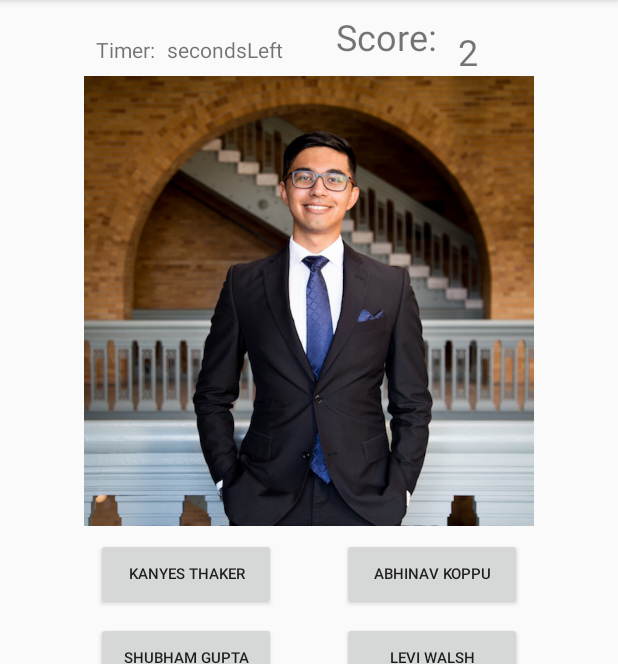
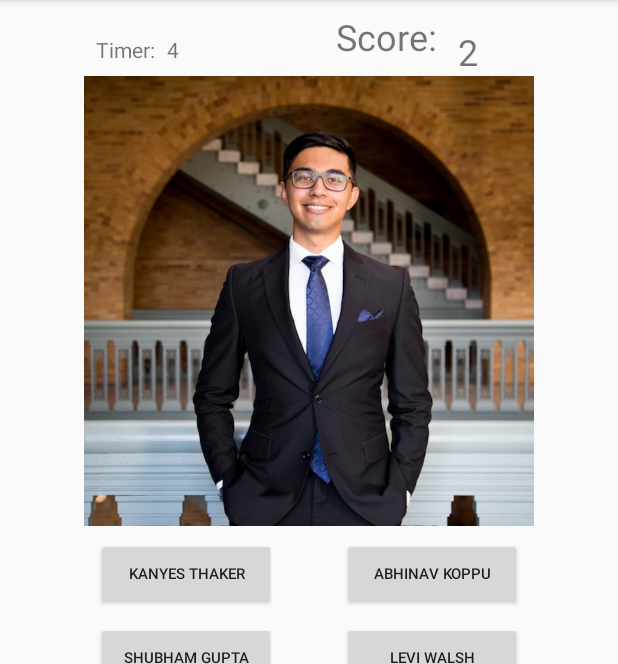
Before and after one commit to calzoom/matchTheMember, an Android app: the MainActivity screen opened directly, with no data from a screen before it, after a tap on "YOUNG LIN", on a phone screen of 412 x 824 dp, the part 84-748 px from its top. Run offline under Robolectric (Android 15) with nearby library versions, the phone set to English and light mode, and no system bars; 3 other taps on this screen came first.

```diff
--- a/src/main/java/com/example/japjot/matchthemembers/MainActivity.java
+++ b/src/main/java/com/example/japjot/matchthemembers/MainActivity.java
@@ -23,13 +23,6 @@ import java.util.Timer;
 
 public class MainActivity extends AppCompatActivity implements View.OnClickListener{
 
-//    private static final long startTime = 5000;
-//
-//    private TextView mTextViewCountdown;
-//
-//    private CountDownTimer mCountDownTimer;
-
-
     int score = 0;
 
     AlertDialog alert11;
@@ -49,10 +42,25 @@ public class MainActivity extends AppCompatActivity implements View.OnClickListe
 
     String[] members = {"Daniel Andrews", "Nikhar Arora", "Tiger Chen", "Xin Yi Chen", "Julie Deng", "Radhika Dhomse", "Kaden Dippe", "Angela Dong", "Zach Govani", "Shubham Gupta", "Suyash Gupta", "Joey Hejna", "Cody Hsieh", "Stephen Jayakar", "Aneesh Jindal", "Mohit Katyal", "Mudabbir Khan", "Akkshay Khoslaa", "Justin Kim", "Eric Kong", "Abhinav Koppu", "Srujay Korlakunta", "Ayush Kumar", "Shiv Kushwah", "Leon Kwak", "Sahil Lamba", "Young Lin", "William Lu", "Louie McConnell", "Max Miranda", "Will Oakley", "Noah Pepper", "Samanvi Rai", "Krishnan Rajiyah", "Vidya Ravikumar", "Shreya Reddy", "Amy Shen", "Wilbur Shi", "Sumukh Shivakumar", "Fang Shuo", "Japjot Singh", "Victor Sun", "Sarah Tang", "Kanyes Thaker", "Aayush Tyagi", "Levi Walsh", "Carol Wang", "Sharie Wang", "Ethan Wong", "Natasha Wong", "Aditya Yadav", "Candice Ye", "Vineeth Yeevani", "Jeffrey Zhang"};
 
-
+    CountDownTimer countDownTimer;
+    boolean timerOn = false;
 
     @Override
     protected void onCreate(Bundle savedInstanceState) {
+
+        countDownTimer = new CountDownTimer(5100, 1000) {
+            @Override
+            public void onTick(long millisUntilFinished) {
+                timerOn = true;
+                ((TextView) findViewById(R.id.secondsLeft)).setText(String.valueOf(millisUntilFinished/1000));
+            }
+
+            @Override
+            public void onFinish() {
+                timerOn = false;
+                setUp();
+            }
+        };
 
         AlertDialog.Builder builder1 = new AlertDialog.Builder(MainActivity.this);
         builder1.setMessage("Are you sure you want to quit?");
@@ -119,14 +127,14 @@ public class MainActivity extends AppCompatActivity implements View.OnClickListe
 
     }
 
-    private void setUp(){
+    private void setUp() {
         HashSet<String> set = new HashSet<>();
 
         int correctMemberImage = r.nextInt(members.length);
         correctMember = members[correctMemberImage];
         set.add(correctMember);
 
-        while(set.size() < 4) {
+        while (set.size() < 4) {
             int incorrectMember1Image = r.nextInt(members.length);
             String incorrectMember1 = members[incorrectMember1Image];
             set.add(incorrectMember1);
@@ -134,7 +142,7 @@ public class MainActivity extends AppCompatActivity implements View.OnClickListe
 
         List<String> memberButtons = new ArrayList<>();
 
-        for(String s: set) {
+        for (String s : set) {
             memberButtons.add(s);
         }
 
@@ -151,32 +159,13 @@ public class MainActivity extends AppCompatActivity implements View.OnClickListe
         imageView.setImageResource(correctMemberImagez.getImage());
 
         ((TextView) findViewById(R.id.textViewScoreNumber)).setText(String.valueOf(score));
-//        resetTimer();
-//
-//        startTimer();
+
+        if(timerOn){
+            countDownTimer.cancel();
+        }
+
+        countDownTimer.start();
     }
-
-//    private void startTimer(){
-//        mCountDownTimer = new CountDownTimer(startTime, 1000) {
-//            @Override
-//            public void onTick(long millisUntilFinished) {
-//                updateCounDownText(millisUntilFinished);
-//            }
-//
-//            @Override
-//            public void onFinish() {
-//
-//            }
-//        }.start();
-//    }
-//
-//    private void updateCounDownText(long m){
-//        mTextViewCountdown.setText(String.valueOf(m/1000));
-//    }
-//
-//    private void resetTimer(){
-//        updateCounDownText(startTime);
-//    }
 
     @Override
     public void onClick(View v) {
--- a/src/main/res/layout/activity_main.xml
+++ b/src/main/res/layout/activity_main.xml
@@ -127,7 +127,7 @@
         app:layout_constraintStart_toStartOf="@+id/imageView" />
 
     <TextView
-        android:id="@+id/time"
+        android:id="@+id/secondsLeft"
         android:layout_width="wrap_content"
         android:layout_height="wrap_content"
         android:layout_marginBottom="8dp"
--- a/src/main/res/layout/activity_start.xml
+++ b/src/main/res/layout/activity_start.xml
@@ -19,7 +19,7 @@
         android:elevation="12dp"
         android:text="Start"
         android:textAlignment="center"
-        android:textColor="@android:color/background_light"
+        android:textColor="@android:color/holo_green_light"
         android:textSize="36sp"
         android:textStyle="bold"
         android:typeface="sans"
```
Also changed, not shown: 155 other files.
